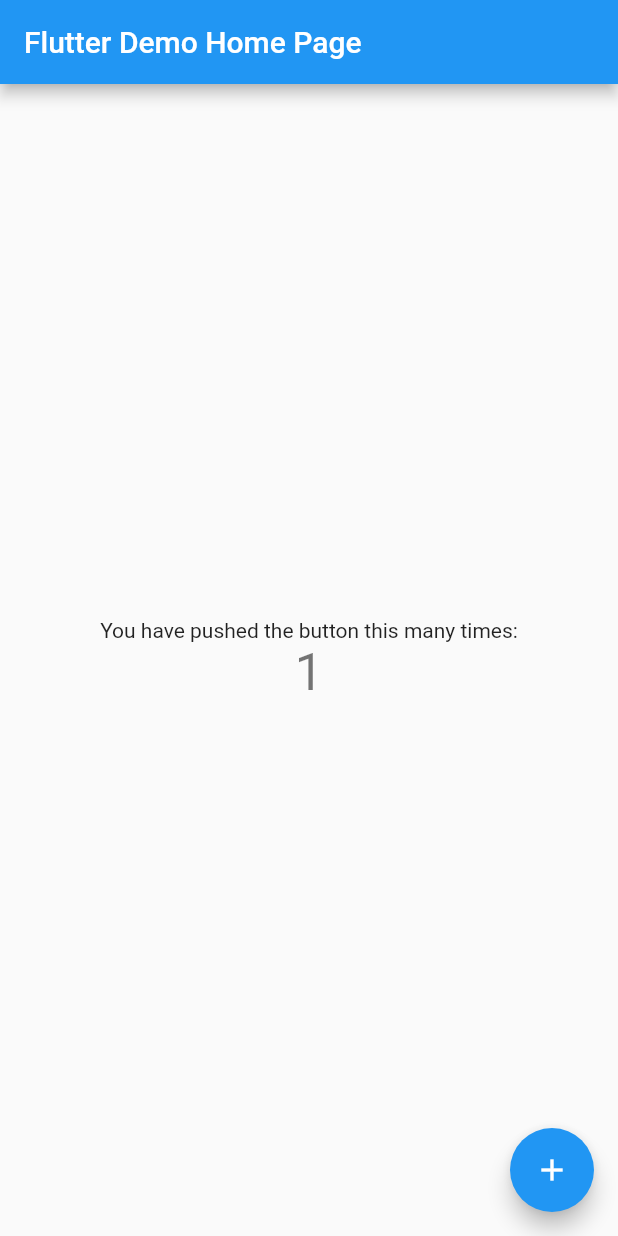
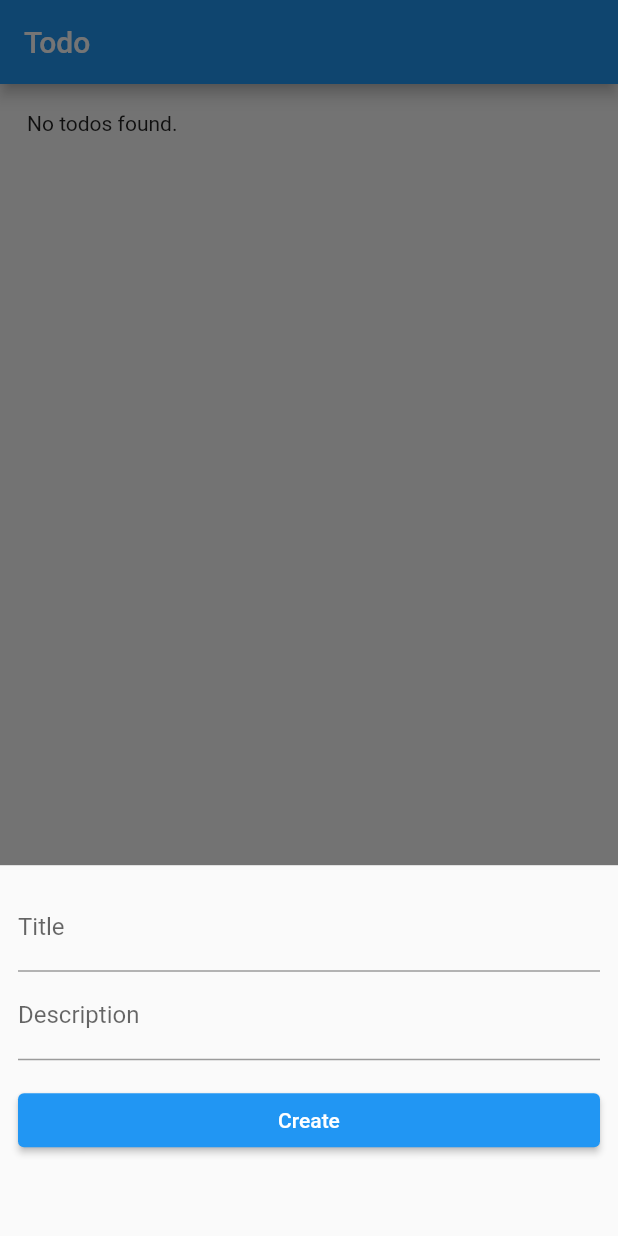
Before and after one commit to farrelmahaztra/flutter-todo, a Flutter app: the screen it shows after launch, after a tap on the "add" icon, on a phone screen of 412 x 824 dp. Run offline on Flutter 3.47's test engine with Material 2 defaults, Android fonts, the phone set to English and light mode, and no system bars.

Commit message:
Add buggy app

```diff
--- a/lib/main.dart
+++ b/lib/main.dart
@@ -1,115 +1,23 @@
 import 'package:flutter/material.dart';
+import 'package:todo/widgets/screen.dart';
+
+class Todo {
+  String title;
+  String description;
+  bool? selected = false;
+
+  Todo(this.title, this.description);
+}
 
 void main() {
-  runApp(const MyApp());
+  runApp(const TodoApp());
 }
 
-class MyApp extends StatelessWidget {
-  const MyApp({super.key});
-
-  // This widget is the root of your application.
-  @override
-  Widget build(BuildContext context) {
-    return MaterialApp(
-      title: 'Flutter Demo',
-      theme: ThemeData(
-        // This is the theme of your application.
-        //
-        // Try running your application with "flutter run". You'll see the
-        // application has a blue toolbar. Then, without quitting the app, try
-        // changing the primarySwatch below to Colors.green and then invoke
-        // "hot reload" (press "r" in the console where you ran "flutter run",
-        // or simply save your changes to "hot reload" in a Flutter IDE).
-        // Notice that the counter didn't reset back to zero; the application
-        // is not restarted.
-        primarySwatch: Colors.blue,
-      ),
-      home: const MyHomePage(title: 'Flutter Demo Home Page'),
-    );
-  }
-}
-
-class MyHomePage extends StatefulWidget {
-  const MyHomePage({super.key, required this.title});
-
-  // This widget is the home page of your application. It is stateful, meaning
-  // that it has a State object (defined below) that contains fields that affect
-  // how it looks.
-
-  // This class is the configuration for the state. It holds the values (in this
-  // case the title) provided by the parent (in this case the App widget) and
-  // used by the build method of the State. Fields in a Widget subclass are
-  // always marked "final".
-
-  final String title;
-
-  @override
-  State<MyHomePage> createState() => _MyHomePageState();
-}
-
-class _MyHomePageState extends State<MyHomePage> {
-  int _counter = 0;
-
-  void _incrementCounter() {
-    setState(() {
-      // This call to setState tells the Flutter framework that something has
-      // changed in this State, which causes it to rerun the build method below
-      // so that the display can reflect the updated values. If we changed
-      // _counter without calling setState(), then the build method would not be
-      // called again, and so nothing would appear to happen.
-      _counter++;
-    });
-  }
+class TodoApp extends StatelessWidget {
+  const TodoApp({super.key});
 
   @override
   Widget build(BuildContext context) {
-    // This method is rerun every time setState is called, for instance as done
-    // by the _incrementCounter method above.
-    //
-    // The Flutter framework has been optimized to make rerunning build methods
-    // fast, so that you can just rebuild anything that needs updating rather
-    // than having to individually change instances of widgets.
-    return Scaffold(
-      appBar: AppBar(
-        // Here we take the value from the MyHomePage object that was created by
-        // the App.build method, and use it to set our appbar title.
-        title: Text(widget.title),
-      ),
-      body: Center(
-        // Center is a layout widget. It takes a single child and positions it
-        // in the middle of the parent.
-        child: Column(
-          // Column is also a layout widget. It takes a list of children and
-          // arranges them vertically. By default, it sizes itself to fit its
-          // children horizontally, and tries to be as tall as its parent.
-          //
-          // Invoke "debug painting" (press "p" in the console, choose the
-          // "Toggle Debug Paint" action from the Flutter Inspector in Android
-          // Studio, or the "Toggle Debug Paint" command in Visual Studio Code)
-          // to see the wireframe for each widget.
-          //
-          // Column has various properties to control how it sizes itself and
-          // how it positions its children. Here we use mainAxisAlignment to
-          // center the children vertically; the main axis here is the vertical
-          // axis because Columns are vertical (the cross axis would be
-          // horizontal).
-          mainAxisAlignment: MainAxisAlignment.center,
-          children: <Widget>[
-            const Text(
-              'You have pushed the button this many times:',
-            ),
-            Text(
-              '$_counter',
-              style: Theme.of(context).textTheme.headline4,
-            ),
-          ],
-        ),
-      ),
-      floatingActionButton: FloatingActionButton(
-        onPressed: _incrementCounter,
-        tooltip: 'Increment',
-        child: const Icon(Icons.add),
-      ), // This trailing comma makes auto-formatting nicer for build methods.
-    );
+    return const MaterialApp(home: Screen(), debugShowCheckedModeBanner: false);
   }
 }
--- /dev/null
+++ b/lib/screens/todo.dart
@@ -0,0 +1,96 @@
+import 'package:flutter/material.dart';
+import 'package:todo/main.dart';
+import 'package:todo/widgets/form.dart';
+import 'package:todo/widgets/details.dart';
+
+class TodoScreen extends StatefulWidget {
+  const TodoScreen({super.key});
+
+  @override
+  TodoScreenState createState() => TodoScreenState();
+}
+
+class TodoScreenState extends State<TodoScreen> {
+  List<Todo> todos = [];
+
+  void _handleCreateTodo(Todo todo) {
+    setState(() {
+      todos.add(todo);
+    });
+  }
+
+  void _handleDeleteTodo() {
+    setState(
+        () => {todos = todos.where((todo) => todo.selected != true).toList()});
+  }
+
+  void _handleSelectTodo(bool? value, int index) {
+    setState(() {
+      if (value == true) {
+        todos[index].selected = true;
+      } else {
+        todos[index].selected = false;
+      }
+    });
+  }
+
+  final ScrollController _scrollController = ScrollController();
+
+  Widget _body() {
+    if (todos.isEmpty) {
+      return const Padding(
+          padding: EdgeInsets.all(18), child: Text('No todos found.'));
+    }
+    return ListView.separated(
+        controller: _scrollController,
+        itemBuilder: (BuildContext context, int index) {
+          return ListTile(
+              leading: Checkbox(
+                value: todos[index].selected,
+                onChanged: (bool? value) {
+                  _handleSelectTodo(value, index);
+                },
+              ),
+              title: Text(
+                todos[index].title,
+              ),
+              onTap: () => showModalBottomSheet(
+                  context: context,
+                  builder: (builder) {
+                    return TodoDetails(todo: todos[index]);
+                  }));
+        },
+        separatorBuilder: (BuildContext context, int index) => const Divider(
+              thickness: 1,
+            ),
+        itemCount: todos.length);
+  }
+
+  @override
+  Widget build(BuildContext context) {
+    return Scaffold(
+      appBar: AppBar(
+        title: const Text('Todo'),
+        actions: <Widget>[
+          if (todos.where((todo) => todo.selected == true).toList().isNotEmpty)
+            IconButton(
+              icon: const Icon(Icons.delete),
+              onPressed: () {
+                _handleDeleteTodo();
+              },
+            )
+        ],
+      ),
+      body: _body(),
+      floatingActionButton: FloatingActionButton(
+        onPressed: () => showModalBottomSheet(
+            context: context,
+            builder: (builder) {
+              return TodoForm(
+                  todos: todos, handleCreateTodo: _handleCreateTodo);
+            }),
+        child: const Icon(Icons.add),
+      ),
+    );
+  }
+}
--- /dev/null
+++ b/lib/widgets/form.dart
@@ -0,0 +1,70 @@
+import 'package:flutter/material.dart';
+import 'package:todo/main.dart';
+
+class TodoForm extends StatefulWidget {
+  const TodoForm(
+      {super.key, required this.todos, required this.handleCreateTodo});
+
+  final List<Todo> todos;
+  final ValueChanged<Todo> handleCreateTodo;
+
+  @override
+  State<TodoForm> createState() => _TodoFormState();
+}
+
+class _TodoFormState extends State<TodoForm> {
+  final formKey = GlobalKey<FormState>();
+  final titleController = TextEditingController();
+  final descriptionController = TextEditingController();
+
+  void handleCreate() {
+    setState(() {
+      Todo todo = Todo(titleController.text, descriptionController.text);
+      widget.handleCreateTodo(todo);
+    });
+  }
+
+  @override
+  void dispose() {
+    titleController.dispose();
+    descriptionController.dispose();
+    super.dispose();
+  }
+
+  @override
+  Widget build(BuildContext context) {
+    double viewportHeight = MediaQuery.of(context).size.height;
+
+    return Container(
+        height: viewportHeight * 0.3,
+        alignment: Alignment.center,
+        child: Form(
+            key: formKey,
+            child: Padding(
+                padding: const EdgeInsets.all(12),
+                child: Column(children: [
+                  TextFormField(
+                    controller: titleController,
+                    decoration: const InputDecoration(
+                        labelText: "Title", hintText: "Do my chores"),
+                  ),
+                  TextFormField(
+                    controller: descriptionController,
+                    decoration: const InputDecoration(
+                        labelText: "Description",
+                        hintText:
+                            "Wash the dishes, feed my cat, take out the trash"),
+                  ),
+                  Container(
+                      padding: const EdgeInsets.only(top: 16),
+                      width: double.infinity,
+                      child: ElevatedButton(
+                        onPressed: () {
+                          handleCreate();
+                          Navigator.pop(context);
+                        },
+                        child: const Text('Create'),
+                      )),
+                ]))));
+  }
+}
--- /dev/null
+++ b/lib/widgets/screen.dart
@@ -0,0 +1,41 @@
+import 'package:flutter/material.dart';
+import 'package:todo/screens/todo.dart';
+import 'package:todo/screens/settings.dart';
+
+class Screen extends StatefulWidget {
+  const Screen({super.key});
+
+  @override
+  ScreenState createState() => ScreenState();
+}
+
+class ScreenState extends State<Screen> {
+  List<Widget> screens = [const TodoScreen(), const SettingsScreen()];
+  int _selectedIndex = 0;
+
+  void _changeIndex(int index) {
+    setState(() {
+      _selectedIndex = index;
+    });
+  }
+
+  @override
+  Widget build(BuildContext context) {
+    return Scaffold(
+        body: screens.elementAt(_selectedIndex),
+        bottomNavigationBar: BottomNavigationBar(
+          currentIndex: _selectedIndex,
+          onTap: _changeIndex,
+          items: const <BottomNavigationBarItem>[
+            BottomNavigationBarItem(
+              icon: Icon(Icons.list),
+              label: 'Todo',
+            ),
+            BottomNavigationBarItem(
+              icon: Icon(Icons.settings),
+              label: 'Settings',
+            ),
+          ],
+        ));
+  }
+}
```
Also changed, not shown: lib/screens/settings.dart (added, +34 -0 lines), lib/widgets/bottombar.dart (added, +36 -0 lines), lib/widgets/details.dart (added, +29 -0 lines), 1 other file.
